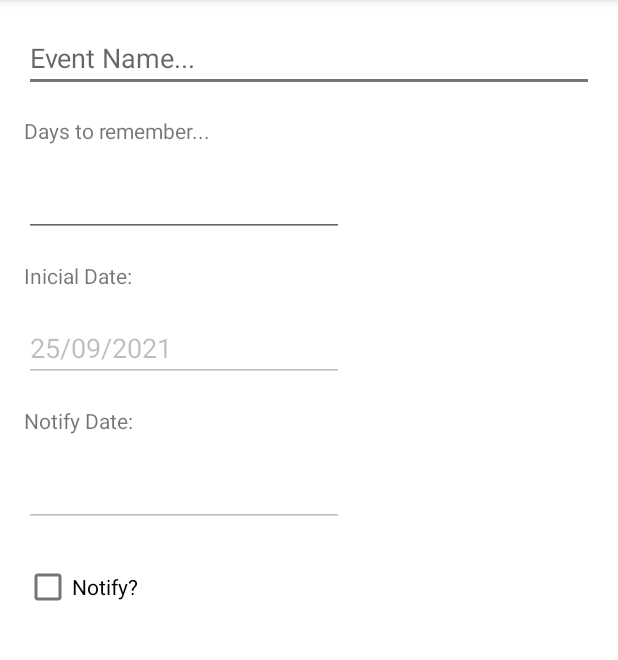
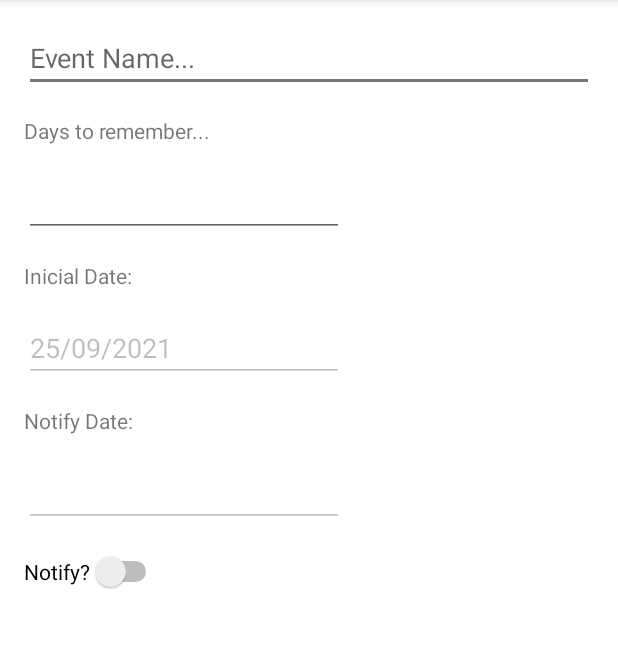
Before and after one commit to fsampson30/DateReport, an Android app: the CreateEventActivity screen opened directly, with no data from a screen before it, on a phone screen of 412 x 824 dp, the part 84-744 px from its top. Run offline under Robolectric (Android 15) with nearby library versions, the phone set to English and light mode, and no system bars; our stand-ins replace Room's generated code.

Commit message:
Created themes.xml for DarkMode, Replaced checkbox component for switch component.

```diff
--- a/app/build.gradle
+++ b/app/build.gradle
@@ -12,8 +12,8 @@ android {
         applicationId "com.sampson.datereport"
         minSdkVersion 23
         targetSdkVersion 30
-        versionCode 1
-        versionName "1.0"
+        versionCode 2
+        versionName "2.0"
 
         testInstrumentationRunner "androidx.test.runner.AndroidJUnitRunner"
     }
--- a/app/src/main/java/com/sampson/datereport/CreateEventActivity.kt
+++ b/app/src/main/java/com/sampson/datereport/CreateEventActivity.kt
@@ -23,7 +23,7 @@ class CreateEventActivity : AppCompatActivity() {
     lateinit var txtInitialDate: EditText
     lateinit var txtDaysToNotify: EditText
     lateinit var txtNotifyDate: EditText
-    lateinit var cbIsNotifiable: CheckBox
+    lateinit var swtIsNotifiable: Switch
 
     override fun onCreate(savedInstanceState: Bundle?) {
         super.onCreate(savedInstanceState)
@@ -33,7 +33,8 @@ class CreateEventActivity : AppCompatActivity() {
         txtInitialDate = findViewById(R.id.edtCreateEventInitialDate)
         txtDaysToNotify = findViewById(R.id.edtCreateEventDaysToRemember)
         txtNotifyDate = findViewById(R.id.edtCreateEventNotifyDate)
-        cbIsNotifiable = findViewById(R.id.cbCreateEventIsNofifiable)
+        swtIsNotifiable = findViewById(R.id.switchCreateActivityNotify)
+
         val toolbar = findViewById<Toolbar>(R.id.createToolbar)
 
         setSupportActionBar(toolbar)
@@ -54,6 +55,7 @@ class CreateEventActivity : AppCompatActivity() {
                 false
             }
         }
+
     }
 
     override fun onCreateOptionsMenu(menu: Menu?): Boolean {
@@ -69,7 +71,11 @@ class CreateEventActivity : AppCompatActivity() {
                     txtDaysToNotify.error = "Empty Field"
                 } else {
                     if (txtNotifyDate.text.isEmpty()) {
-                        txtNotifyDate.append(returnNotifyDate(txtDaysToNotify.text.toString().toInt()))
+                        txtNotifyDate.append(
+                            returnNotifyDate(
+                                txtDaysToNotify.text.toString().toInt()
+                            )
+                        )
                     } else {
                         getScreenInformation()
                         val replyIntent = Intent()
@@ -87,7 +93,7 @@ class CreateEventActivity : AppCompatActivity() {
         event.title = txtEventTitle.text.toString()
         event.inicialDate = returnDateReversed(txtInitialDate.text.toString())
         event.daysToNotify = txtDaysToNotify.text.toString().toInt()
-        event.isNotifiable = cbIsNotifiable.isChecked
+        event.isNotifiable = swtIsNotifiable.isChecked
         event.finishDate = ""
         event.isOpen = true
         event.notifyDate = returnDateReversed(txtNotifyDate.text.toString())
--- a/app/src/main/java/com/sampson/datereport/DetailsEventActivity.kt
+++ b/app/src/main/java/com/sampson/datereport/DetailsEventActivity.kt
@@ -4,6 +4,7 @@ import androidx.appcompat.app.AppCompatActivity
 import android.os.Bundle
 import android.widget.CheckBox
 import android.widget.EditText
+import android.widget.Switch
 import androidx.appcompat.widget.Toolbar
 import com.sampson.datereport.controller.returnDateCorrect
 import com.sampson.datereport.model.Event
@@ -17,8 +18,8 @@ class DetailsEventActivity : AppCompatActivity() {
         val txtDaysEvent = findViewById<EditText>(R.id.edtDetailsEventDaysToRemember)
         val txtInitialDate = findViewById<EditText>(R.id.edtDetailsEventInitialDate)
         val txtNotifyDate = findViewById<EditText>(R.id.edtDetailsEventNotifyDate)
-        val cbNotify = findViewById<CheckBox>(R.id.cbDetailsEventIsNofifiable)
         val toolbar = findViewById<Toolbar>(R.id.DetailsToolbar)
+        val swtNotify = findViewById<Switch>(R.id.switchDetailsActivityIsNotifiable)
 
         setSupportActionBar(toolbar)
         supportActionBar?.setDisplayHomeAsUpEnabled(true)
@@ -29,12 +30,12 @@ class DetailsEventActivity : AppCompatActivity() {
         txtDaysEvent.append(event.daysToNotify.toString())
         txtInitialDate.append(returnDateCorrect(event.inicialDate))
         txtNotifyDate.append(returnDateCorrect(event.notifyDate))
-        cbNotify.isChecked = event.isNotifiable
+        swtNotify.isChecked = event.isNotifiable
         txtNameEvent.isEnabled = false
         txtDaysEvent.isEnabled = false
         txtInitialDate.isEnabled = false
         txtNotifyDate.isEnabled = false
-        cbNotify.isEnabled = false
+        swtNotify.isEnabled = false
 
     }
 }
--- a/app/src/main/java/com/sampson/datereport/MainActivity.kt
+++ b/app/src/main/java/com/sampson/datereport/MainActivity.kt
@@ -69,8 +69,6 @@ class MainActivity : AppCompatActivity() {
                 eventViewModel.allEvents.observe(this) { events ->
                     events.let { adapter.submitList(it) }
                 }
-            } else {
-                Toast.makeText(this, "Error", Toast.LENGTH_SHORT).show()
             }
         }
 
--- /dev/null
+++ b/app/src/main/res/color/color_button_text_night.xml
@@ -0,0 +1,5 @@
+<?xml version="1.0" encoding="utf-8"?>
+<selector xmlns:android="http://schemas.android.com/apk/res/android">
+    <item android:state_checked="true" android:color="@color/black" />
+    <item android:color="@color/white" />
+</selector>
--- /dev/null
+++ b/app/src/main/res/drawable/button_background_night.xml
@@ -0,0 +1,6 @@
+<?xml version="1.0" encoding="utf-8"?>
+<selector xmlns:android="http://schemas.android.com/apk/res/android">
+    <item android:state_checked="true" android:drawable="@drawable/button_checked_night" />
+    <item android:drawable="@drawable/button_default_night" />
+
+</selector>
--- /dev/null
+++ b/app/src/main/res/drawable/button_checked_night.xml
@@ -0,0 +1,14 @@
+<?xml version="1.0" encoding="utf-8"?>
+<shape xmlns:android="http://schemas.android.com/apk/res/android">
+
+    <solid android:color="@color/pale_gray" />
+
+    <padding
+        android:bottom="12dp"
+        android:top="12dp"
+        android:left="12dp"
+        android:right="12dp" />
+
+    <corners android:radius="4dp" />
+
+</shape>
--- /dev/null
+++ b/app/src/main/res/drawable/button_default_night.xml
@@ -0,0 +1,14 @@
+<?xml version="1.0" encoding="utf-8"?>
+<shape xmlns:android="http://schemas.android.com/apk/res/android">
+
+    <solid android:color="@color/primary"/>
+
+    <padding
+        android:bottom="12dp"
+        android:top="12dp"
+        android:right="12dp"
+        android:left="12dp" />
+
+    <corners android:radius="4dp"/>
+
+</shape>
--- a/app/src/main/res/layout/activity_create_event.xml
+++ b/app/src/main/res/layout/activity_create_event.xml
@@ -87,8 +87,8 @@
             android:ems="10"
             android:inputType="date" />
 
-        <CheckBox
-            android:id="@+id/cbCreateEventIsNofifiable"
+        <Switch
+            android:id="@+id/switchCreateActivityNotify"
             android:layout_width="wrap_content"
             android:layout_height="wrap_content"
             android:text="@string/notify" />
--- a/app/src/main/res/layout/activity_details_event.xml
+++ b/app/src/main/res/layout/activity_details_event.xml
@@ -86,8 +86,8 @@
             android:ems="10"
             android:inputType="date" />
 
-        <CheckBox
-            android:id="@+id/cbDetailsEventIsNofifiable"
+        <Switch
+            android:id="@+id/switchDetailsActivityIsNotifiable"
             android:layout_width="wrap_content"
             android:layout_height="wrap_content"
             android:text="@string/notify" />
--- a/app/src/main/res/values-night/themes.xml
+++ b/app/src/main/res/values-night/themes.xml
@@ -3,7 +3,7 @@
     <style name="Theme.DateReport" parent="Theme.MaterialComponents.DayNight.NoActionBar">
         <!-- Primary brand color. -->
         <item name="colorPrimary">@color/purple_200</item>
-        <item name="colorPrimaryVariant">@color/purple_700</item>
+        <item name="colorPrimaryVariant">@color/primary</item>
         <item name="colorOnPrimary">@color/black</item>
         <!-- Secondary brand color. -->
         <item name="colorSecondary">@color/teal_200</item>
@@ -12,6 +12,13 @@
         <!-- Status bar color. -->
         <item name="android:statusBarColor" tools:targetApi="l">?attr/colorPrimaryVariant</item>
         <!-- Customize your theme here. -->
-        <item name="radioButtonStyle">@style/CustomRadioButton</item>
+        <item name="radioButtonStyle">@style/CustomRadioButtonNight</item>
+    </style>
+
+    <style name="CustomRadioButtonNight" parent="Widget.AppCompat.CompoundButton.RadioButton">
+        <item name="android:background">@drawable/button_background_night</item>
+        <item name="android:button">@null</item>
+        <item name="android:textStyle">bold</item>
+        <item name="android:textColor">@color/color_button_text_night</item>
     </style>
 </resources>
```
Also changed, not shown: 1 other file.
